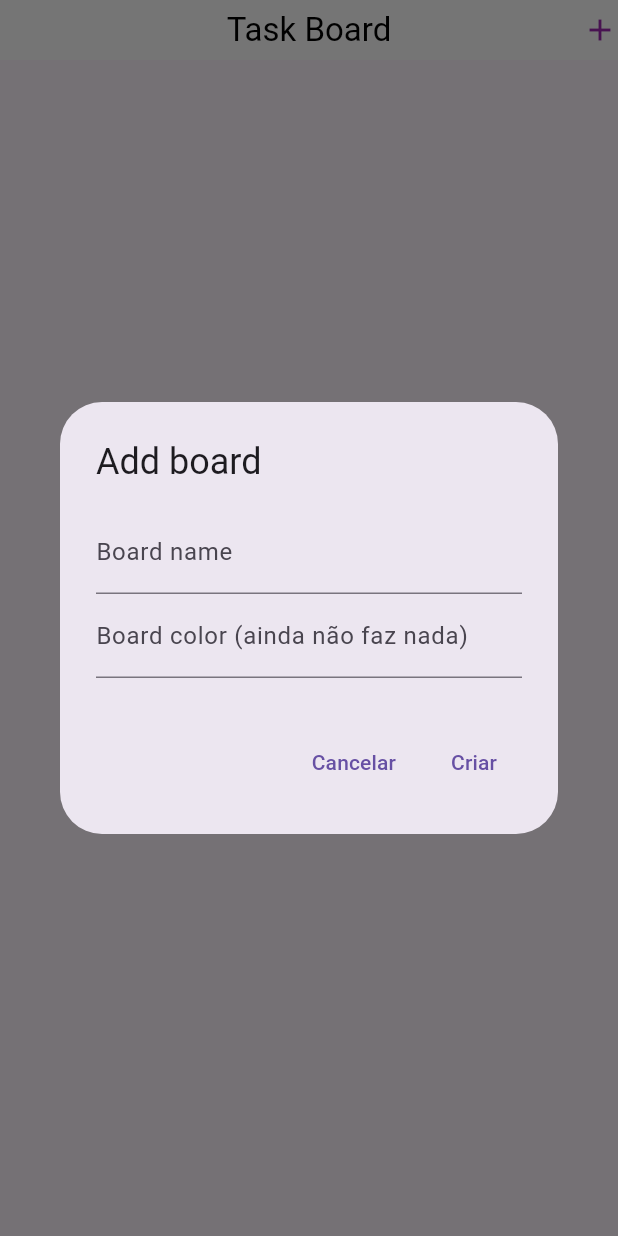
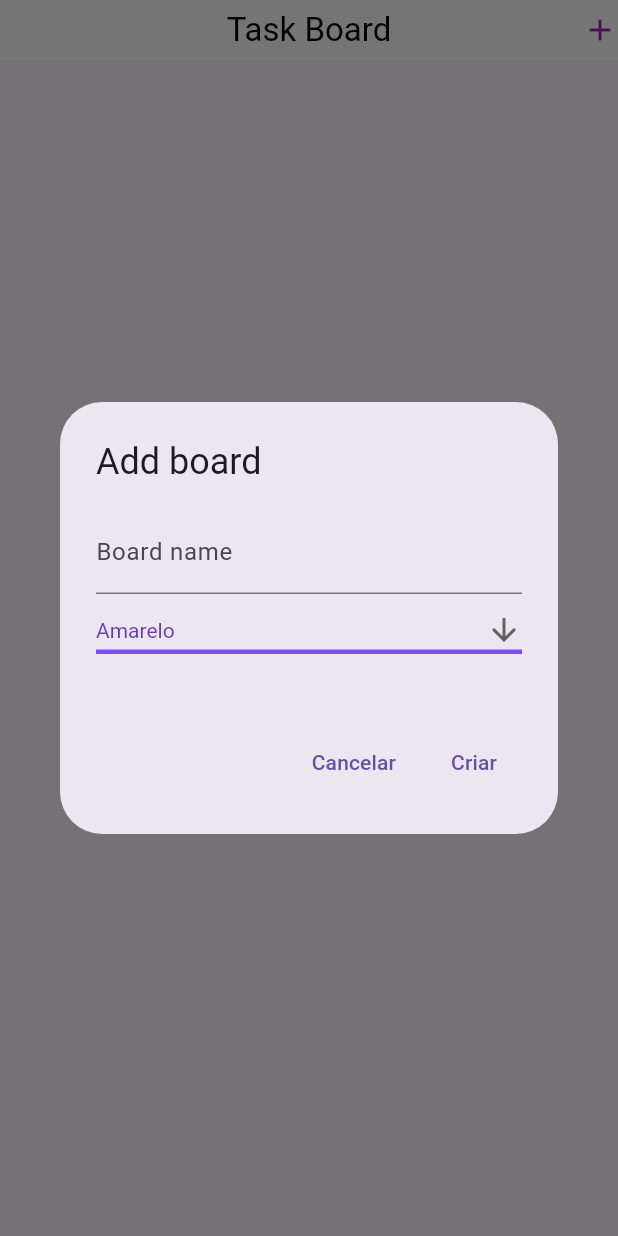
Before and after one commit to LeoMeato/Planner_De_Tarefas, a Flutter app: the screen it shows after launch, after a tap on the "add" icon, on a phone screen of 412 x 824 dp. Run offline on Flutter 3.47's test engine with Material 3 defaults, Android fonts, the phone set to English and light mode, and no system bars; our stand-ins replace sqflite; accounts and stored records are empty.

Commit message:
cores funcionando

```diff
--- a/lib/home.dart
+++ b/lib/home.dart
@@ -2,6 +2,8 @@ import 'package:flutter/material.dart';
 import 'package:Planner_De_Tarefas/helper.dart';
 import 'package:Planner_De_Tarefas/model.dart';
 import 'dart:async';
+
+var list = ["Amarelo", "Laranja", "Vermelho", "Azul", "Verde", "Rosa"];
 
 class Home extends StatefulWidget {
   const Home({super.key});
@@ -18,7 +20,7 @@ class _HomeState extends State<Home> {
 
   TextEditingController _controllerBoardName = TextEditingController();
 
-  TextEditingController _controllerBoardColor = TextEditingController();
+  int color = 0;
   @override
   void initState() {
     super.initState();
@@ -32,18 +34,41 @@ class _HomeState extends State<Home> {
       Task_Board tb = Task_Board.fromMap(v);
       boardsObj.add(tb);
     }
-    setState(() {
+    setState(() {});
+  }
 
-    });
-  }
+  String dropdownValue = list.first;
 
   @override
   Widget build(BuildContext context) {
     boards = [];
+    MaterialColor c;
     for (var v in boardsObj) {
+      switch (v.color) {
+        case 0:
+          c = Colors.yellow;
+          break;
+        case 1:
+          c = Colors.orange;
+          break;
+        case 2:
+          c = Colors.red;
+          break;
+        case 3:
+          c = Colors.blue;
+          break;
+        case 4:
+          c = Colors.green;
+          break;
+        case 5:
+          c = Colors.pink;
+          break;
+        default:
+          c = Colors.yellow;
+      }
       boards.add(Card(
         shadowColor: Colors.black12,
-        color: Colors.blue,
+        color: c,
         child: SizedBox(
           width: MediaQuery.of(context).size.width - 50,
           height: 125,
@@ -84,12 +109,28 @@ class _HomeState extends State<Home> {
                                 decoration:
                                     InputDecoration(labelText: "Board name"),
                                 onChanged: (text) {}),
-                            TextField(
-                                controller: _controllerBoardColor,
-                                decoration: InputDecoration(
-                                    labelText:
-                                        "Board color (ainda não faz nada)"),
-                                onChanged: (text) {}),
+                            DropdownButton<String>(
+                              isExpanded: true,
+                              value: dropdownValue,
+                              icon: const Icon(Icons.arrow_downward),
+                              style: const TextStyle(color: Colors.deepPurple),
+                              underline: Container(
+                                height: 3,
+                                color: Colors.deepPurpleAccent,
+                              ),
+                              onChanged: (String? value) {
+                                setState(() {
+                                  dropdownValue = value!;
+                                });
+                              },
+                              items: list.map<DropdownMenuItem<String>>(
+                                  (String value) {
+                                return DropdownMenuItem<String>(
+                                  value: value,
+                                  child: Text(value),
+                                );
+                              }).toList(),
+                            ),
                           ],
                         ),
                       ),
@@ -101,8 +142,28 @@ class _HomeState extends State<Home> {
                             child: Text("Cancelar")),
                         TextButton(
                             onPressed: () {
+                              switch (dropdownValue) {
+                                case "Amarelo":
+                                  color = 0;
+                                  break;
+                                case "Laranja":
+                                  color = 1;
+                                  break;
+                                case "Vermelho":
+                                  color = 2;
+                                  break;
+                                case "Azul":
+                                  color = 3;
+                                  break;
+                                case "Verde":
+                                  color = 4;
+                                  break;
+                                case "Rosa":
+                                  color = 5;
+                                  break;
+                              }
                               Task_Board tb =
-                                  Task_Board(_controllerBoardName.text, 0);
+                                  Task_Board(_controllerBoardName.text, color);
                               boardsObj.add(tb);
                               tbh.insert(tb);
                               _controllerBoardName.text = "";
```
Also changed, not shown: lib/helper.dart (+12 -0 lines), lib/main.dart (+6 -1 lines), lib/testes.dart (added, +40 -0 lines).
